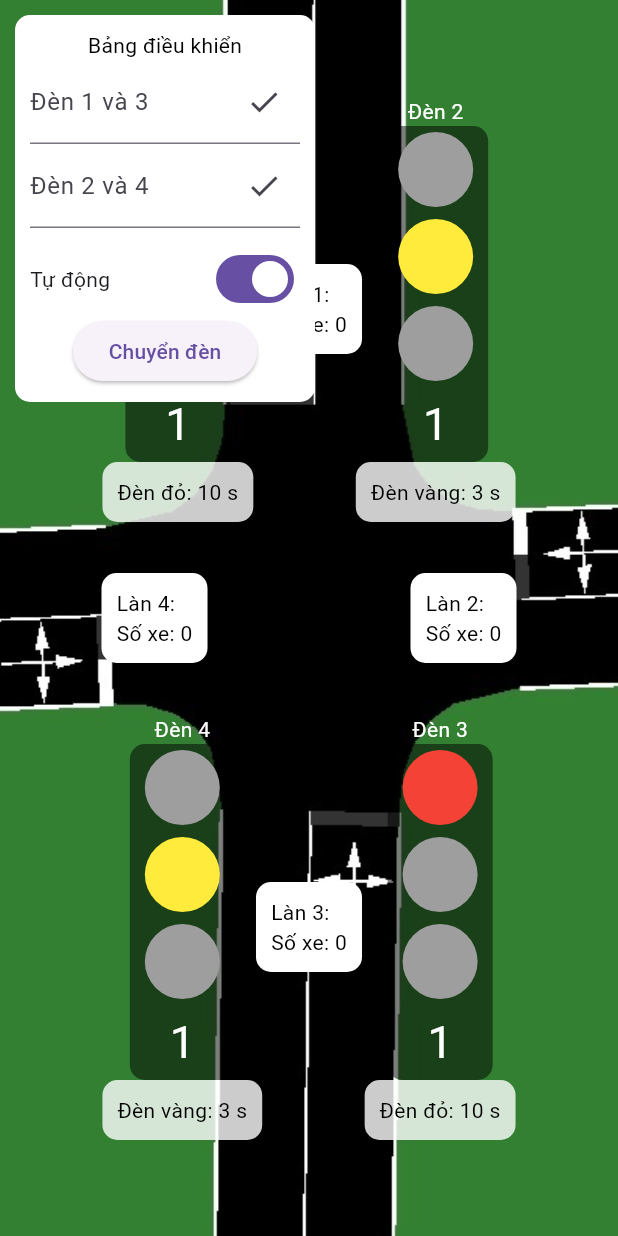
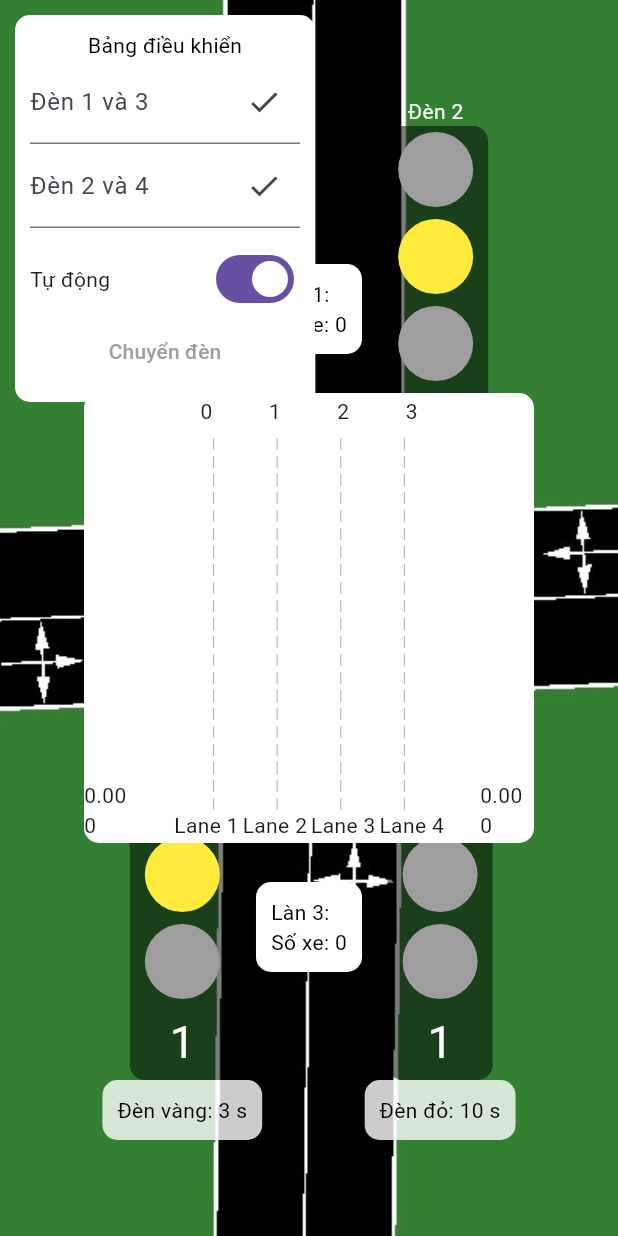
Before and after one commit to NT532-P11-Internet-Of-Things/TrafficUI, a Flutter app: the screen it shows after launch, after a tap on "Chuyển đèn", on a phone screen of 412 x 824 dp. Run offline on Flutter 3.47's test engine with Material 3 defaults, Android fonts, the light colour scheme and no system bars; drawn by our look-alikes of fl_chart; our stand-ins replace firebase_core, firebase_database; accounts and stored records are empty.

Commit message:
Update change light state

```diff
--- a/lib/main.dart
+++ b/lib/main.dart
@@ -1,4 +1,5 @@
 import 'package:firebase_database/firebase_database.dart';
+import 'package:fl_chart/fl_chart.dart';
 import 'package:flutter/cupertino.dart';
 import 'package:flutter/material.dart';
 import 'package:flutter/widgets.dart';
@@ -31,6 +32,27 @@ class TrafficSimulationScreen extends StatefulWidget {
 }
 
 class _TrafficSimulationScreenState extends State<TrafficSimulationScreen> {
+  late DatabaseReference ref1;
+  late DatabaseReference ref2;
+  late DatabaseReference ref3;
+  late DatabaseReference ref4;
+  late DatabaseReference lane1Ref;
+  late DatabaseReference lane2Ref;
+  late DatabaseReference lane3Ref;
+  late DatabaseReference lane4Ref;
+  late DatabaseReference autoRef;
+  late DatabaseReference remainingTime1Ref;
+  late DatabaseReference remainingTime2Ref;
+  late DatabaseReference remainingTime3Ref;
+  late DatabaseReference remainingTime4Ref;
+
+
+  late DatabaseReference isGreen1Ref;
+  late DatabaseReference isGreen2Ref;
+  late DatabaseReference isGreen3Ref;
+  late DatabaseReference isGreen4Ref;
+  late DatabaseReference needSyncRef;
+
   int redTimer1 = 10;
   int yellowTimer1 = 3;
   int greenTimer1 = 10;
@@ -56,29 +78,17 @@ class _TrafficSimulationScreenState extends State<TrafficSimulationScreen> {
   late List<int> timers2;
   bool timerUpdated2 = false;
 
-  final ref1 = FirebaseDatabase.instance.ref("traffic_system/intersections/main_intersection/lanes/1/green_time");
-  final ref2 = FirebaseDatabase.instance.ref("traffic_system/intersections/main_intersection/lanes/2/green_time");
-  final ref3 = FirebaseDatabase.instance.ref("traffic_system/intersections/main_intersection/lanes/3/green_time");
-  final ref4 = FirebaseDatabase.instance.ref("traffic_system/intersections/main_intersection/lanes/4/green_time");
-
-  final lane1Ref = FirebaseDatabase.instance.ref("traffic_system/intersections/main_intersection/lanes/1/vehicle_count");
-  final lane2Ref = FirebaseDatabase.instance.ref("traffic_system/intersections/main_intersection/lanes/2/vehicle_count");
-  final lane3Ref = FirebaseDatabase.instance.ref("traffic_system/intersections/main_intersection/lanes/3/vehicle_count");
-  final lane4Ref = FirebaseDatabase.instance.ref("traffic_system/intersections/main_intersection/lanes/4/vehicle_count");
-
-  final autoRef = FirebaseDatabase.instance.ref("traffic_system/intersections/main_intersection/isAuto");
-  final remainingTimeRef = FirebaseDatabase.instance.ref("traffic_system/intersections/main_intersection/lanes/1/remaining_time");
-  final isGreenRef = FirebaseDatabase.instance.ref("traffic_system/intersections/main_intersection/lanes/1/is_green");
-  final needSyncRef = FirebaseDatabase.instance.ref("traffic_system/intersections/main_intersection/needSync");
-
   int lane1 = 0;
   int lane2 = 0;
   int lane3 = 0;
   int lane4 = 0;
 
+  late List<double> laneData = [0, 0, 0, 0];
+
   @override
   void initState() {
     super.initState();
+    initializeRefs();
     currentIndex1 = 2; // Set initial index to red
     timers1 = [greenTimer1, yellowTimer1, redTimer1];
     currentTimer1 = timers1[currentIndex1];
@@ -91,7 +101,7 @@ class _TrafficSimulationScreenState extends State<TrafficSimulationScreen> {
 
     fetchTrafficLight();
     listenToIsGreenRef();
-    remainingTimeRef.get().then((value) => {
+    remainingTime1Ref.get().then((value) => {
       if (value.value != null) {
           updateState(0, value.value as int)
       }
@@ -99,14 +109,38 @@ class _TrafficSimulationScreenState extends State<TrafficSimulationScreen> {
 
   }
 
+  void initializeRefs() {
+    const basePath = "traffic_system/intersections/main_intersection";
+    ref1 = FirebaseDatabase.instance.ref("$basePath/lanes/1/green_time");
+    ref2 = FirebaseDatabase.instance.ref("$basePath/lanes/2/green_time");
+    ref3 = FirebaseDatabase.instance.ref("$basePath/lanes/3/green_time");
+    ref4 = FirebaseDatabase.instance.ref("$basePath/lanes/4/green_time");
+
+    lane1Ref = FirebaseDatabase.instance.ref("$basePath/lanes/1/vehicle_count");
+    lane2Ref = FirebaseDatabase.instance.ref("$basePath/lanes/2/vehicle_count");
+    lane3Ref = FirebaseDatabase.instance.ref("$basePath/lanes/3/vehicle_count");
+    lane4Ref = FirebaseDatabase.instance.ref("$basePath/lanes/4/vehicle_count");
+
+    autoRef = FirebaseDatabase.instance.ref("$basePath/isAuto");
+    remainingTime1Ref = FirebaseDatabase.instance.ref("$basePath/lanes/1/remaining_time");
+    remainingTime2Ref = FirebaseDatabase.instance.ref("$basePath/lanes/2/remaining_time");
+    remainingTime3Ref = FirebaseDatabase.instance.ref("$basePath/lanes/3/remaining_time");
+    remainingTime4Ref = FirebaseDatabase.instance.ref("$basePath/lanes/4/remaining_time");
+    isGreen1Ref = FirebaseDatabase.instance.ref("$basePath/lanes/1/is_green");
+    isGreen2Ref = FirebaseDatabase.instance.ref("$basePath/lanes/2/is_green");
+    isGreen3Ref = FirebaseDatabase.instance.ref("$basePath/lanes/3/is_green");
+    isGreen4Ref = FirebaseDatabase.instance.ref("$basePath/lanes/4/is_green");
+    needSyncRef = FirebaseDatabase.instance.ref("$basePath/needSync");
+  }
+
   void listenToIsGreenRef() {
-    isGreenRef.onValue.listen((DatabaseEvent event) async {
+    isGreen1Ref.onValue.listen((DatabaseEvent event) async {
       bool isGreen = event.snapshot.value as bool;
-      int remainingTime = await remainingTimeRef.get().then((value) => value.value as int);
+      int remainingTime = await remainingTime1Ref.get().then((value) => value.value as int);
       if (isGreen) {
         greenChangeCounter++;
         if (greenChangeCounter >= 3) {
-          updateState(0, remainingTime); // Example call to updateState
+          updateState(0, remainingTime);
           greenChangeCounter = 0;
         }
       }
@@ -115,7 +149,10 @@ class _TrafficSimulationScreenState extends State<TrafficSimulationScreen> {
     needSyncRef.onValue.listen((DatabaseEvent event) async {
       bool needSync = event.snapshot.value as bool;
       if (needSync) {
-        updateState(2, 3);
+        // updateState(2, 3);
+        bool isGreen = await isGreen1Ref.get().then((value) => value.value as bool);
+        int remainingTime = await remainingTime1Ref.get().then((value) => value.value as int);
+        updateState(isGreen ? 1 : 2, isGreen? 3 : remainingTime);
         needSyncRef.set(false);
       }
     });
@@ -156,35 +193,41 @@ class _TrafficSimulationScreenState extends State<TrafficSimulationScreen> {
   }
 
   void nextCycle() {
-    needSyncRef.set(true);
     setState(() {
-      if (currentIndex1 == 0) {
-        // Green to Yellow
-        currentIndex1 = 1;
-        currentTimer1 = yellowTimer1;
-      } else if (currentIndex1 == 1) {
-        // Yellow stays Yellow
-        currentIndex1 = 1;
-        currentTimer1 = yellowTimer1;
-      } else if (currentIndex1 == 2) {
-        // Red to 3 seconds Red
-        currentIndex1 = 2;
-        currentTimer1 = 3;
-      }
-
-      if (currentIndex2 == 0) {
-        // Green to Yellow
-        currentIndex2 = 1;
-        currentTimer2 = yellowTimer2;
-      } else if (currentIndex2 == 1) {
-        // Yellow stays Yellow
-        currentIndex2 = 1;
-        currentTimer2 = yellowTimer2;
-      } else if (currentIndex2 == 2) {
-        // Red to 3 seconds Red
-        currentIndex2 = 2;
-        currentTimer2 = 3;
-      }
+      needSyncRef.set(true);
+      //
+      //   if (currentIndex1 == 0) {
+      //     // Green to Yellow
+      //     currentIndex1 = 1;
+      //     currentTimer1 = yellowTimer1;
+      //   } else if (currentIndex1 == 1) {
+      //     // Yellow stays Yellow
+      //     currentIndex1 = 1;
+      //     currentTimer1 = yellowTimer1;
+      //   } else if (currentIndex1 == 2) {
+      //     // Red to 3 seconds Red
+      //     currentIndex1 = 2;
+      //     currentTimer1 = 3;
+      //   }
+      //
+      //   if (currentIndex2 == 0) {
+      //     // Green to Yellow
+      //     currentIndex2 = 1;
+      //     currentTimer2 = yellowTimer2;
+      //   } else if (currentIndex2 == 1) {
+      //     // Yellow stays Yellow
+      //     currentIndex2 = 1;
+      //     currentTimer2 = yellowTimer2;
+      //   } else if (currentIndex2 == 2) {
+      //     // Red to 3 seconds Red
+      //     currentIndex2 = 2;
+      //     currentTimer2 = 3;
+      //   }
+      // });
+      // isGreen1Ref.set(currentIndex1 == 0);
+      // isGreen2Ref.set(currentIndex2 == 0);
+      // isGreen3Ref.set(currentIndex1 == 0);
+      // isGreen4Ref.set(currentIndex2 == 0);
     });
   }
 
@@ -388,6 +431,16 @@ class _TrafficSimulationScreenState extends State<TrafficSimulationScreen> {
               child: buildControlPanel(),
             ),
           ),
+
+          Center(
+              child: Container(
+                decoration: BoxDecoration(
+                  color: Colors.white,
+                  borderRadius: BorderRadius.circular(10),
+                ),
+                  width: 300,
+                  height: 300,
+                  child: buildChart(context)))
         ],
       ),
     );
@@ -447,24 +500,28 @@ class _TrafficSimulationScreenState extends State<TrafficSimulationScreen> {
     lane1Ref.onValue.listen((DatabaseEvent event) {
       setState(() {
         lane1 = event.snapshot.value as int;
+        laneData[0] = lane1.toDouble();
       });
     });
 
     lane2Ref.onValue.listen((DatabaseEvent event) {
       setState(() {
         lane2 = event.snapshot.value as int;
+        laneData[1] = lane2.toDouble();
       });
     });
 
     lane3Ref.onValue.listen((DatabaseEvent event) {
       setState(() {
         lane3 = event.snapshot.value as int;
+        laneData[2] = lane3.toDouble();
       });
     });
 
     lane4Ref.onValue.listen((DatabaseEvent event) {
       setState(() {
         lane4 = event.snapshot.value as int;
+        laneData[3] = lane4.toDouble();
       });
     });
 
@@ -535,12 +592,20 @@ class _TrafficSimulationScreenState extends State<TrafficSimulationScreen> {
               }),
             ],
           ),
-          ElevatedButton(
-              onPressed: () {
-                nextCycle();
-                // fetchTrafficLight();
-              },
-              child: Text("Chuyển đèn")),
+        (currentIndex1 != 1 && currentIndex2 != 1) ?
+            ElevatedButton(
+                onPressed: () {
+                  nextCycle();
+                  // fetchTrafficLight();
+                },
+                child: Text("Chuyển đèn"))
+            :
+        TextButton(
+
+            onPressed: () {
+              // fetchTrafficLight();
+            },
+            child: Text("Chuyển đèn", style: TextStyle(color: Colors.grey)))
         ],
       ),
     );
@@ -610,4 +675,49 @@ class _TrafficSimulationScreenState extends State<TrafficSimulationScreen> {
     isAuto = value;
     autoRef.set(value);
   }
+
+  Widget buildChart(BuildContext context) {
+    return BarChart(
+        BarChartData(
+          barGroups: laneData
+              .asMap()
+              .entries
+              .map(
+                (entry) => BarChartGroupData(
+              x: entry.key,
+              barRods: [
+                BarChartRodData(
+                  toY: entry.value,
+                  color: Colors.blue,
+                  width: 16,
+                ),
+              ],
+            ),
+          )
+              .toList(),
+          borderData: FlBorderData(show: false),
+          titlesData: FlTitlesData(
+            bottomTitles: AxisTitles(
+              sideTitles: SideTitles(
+                showTitles: true,
+                getTitlesWidget: (double value, TitleMeta meta) {
+                  switch (value.toInt()) {
+                    case 0:
+                      return Text('Lane 1');
+                    case 1:
+                      return Text('Lane 2');
+                    case 2:
+                      return Text('Lane 3');
+                    case 3:
+                      return Text('Lane 4');
+                    default:
+                      return Text('');
+                  }
+                },
+              ),
+            ),
+          ),
+        )
+    );
+  }
 }
--- a/pubspec.yaml
+++ b/pubspec.yaml
@@ -35,6 +35,7 @@ dependencies:
   # The following adds the Cupertino Icons font to your application.
   # Use with the CupertinoIcons class for iOS style icons.
   cupertino_icons: ^1.0.6
+  fl_chart: ^0.69.2
 
 dev_dependencies:
   flutter_test:
```
Also changed, not shown: pubspec.lock.
